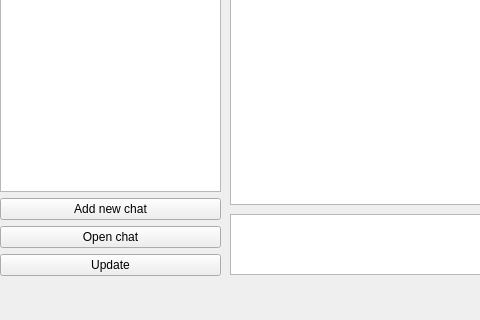
First picture: the form in mainwindow.ui, repository Viktor6374/Messenger_client2, before the edit; both pictures show x 0 to 480 and y 96 to 416 of the 765 by 416 pixel window.
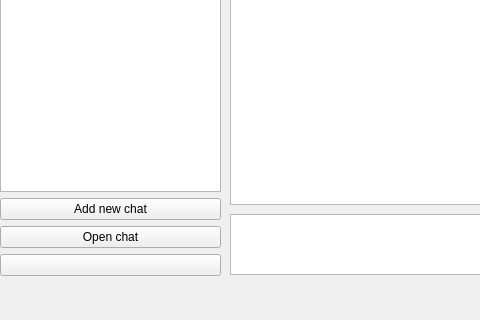
Second picture: the form after the edit.

Diff of the .ui file:
```diff
--- a/mainwindow.ui
+++ b/mainwindow.ui
@@ -87,7 +87,7 @@
      <item>
       <widget class="QPushButton" name="Update">
        <property name="text">
-        <string>Update</string>
+        <string/>
        </property>
       </widget>
      </item>
```
